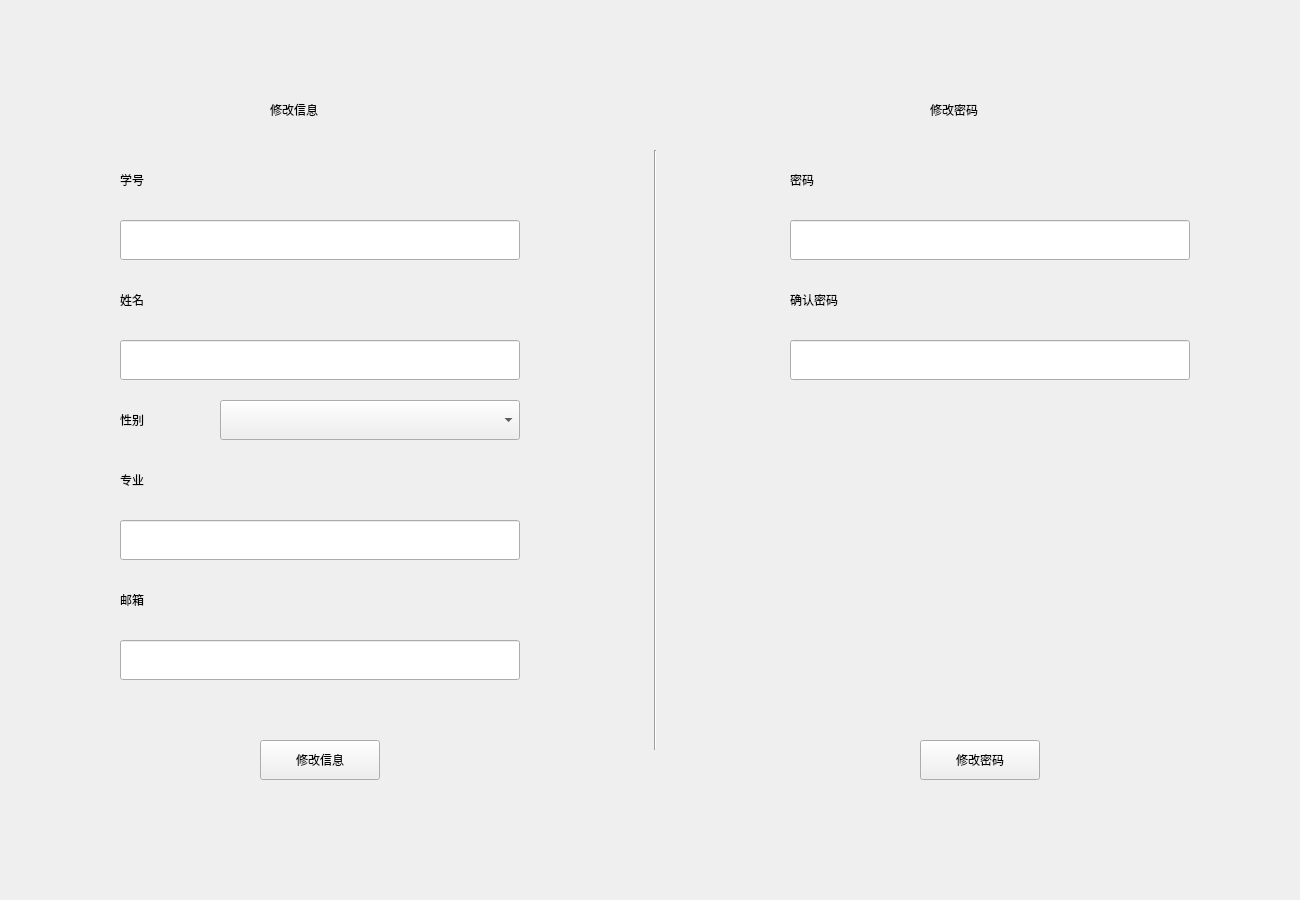
Qt form BMS/view/modifyinfowidget.ui (adventurer-w/Books-Management-System) before a commit.
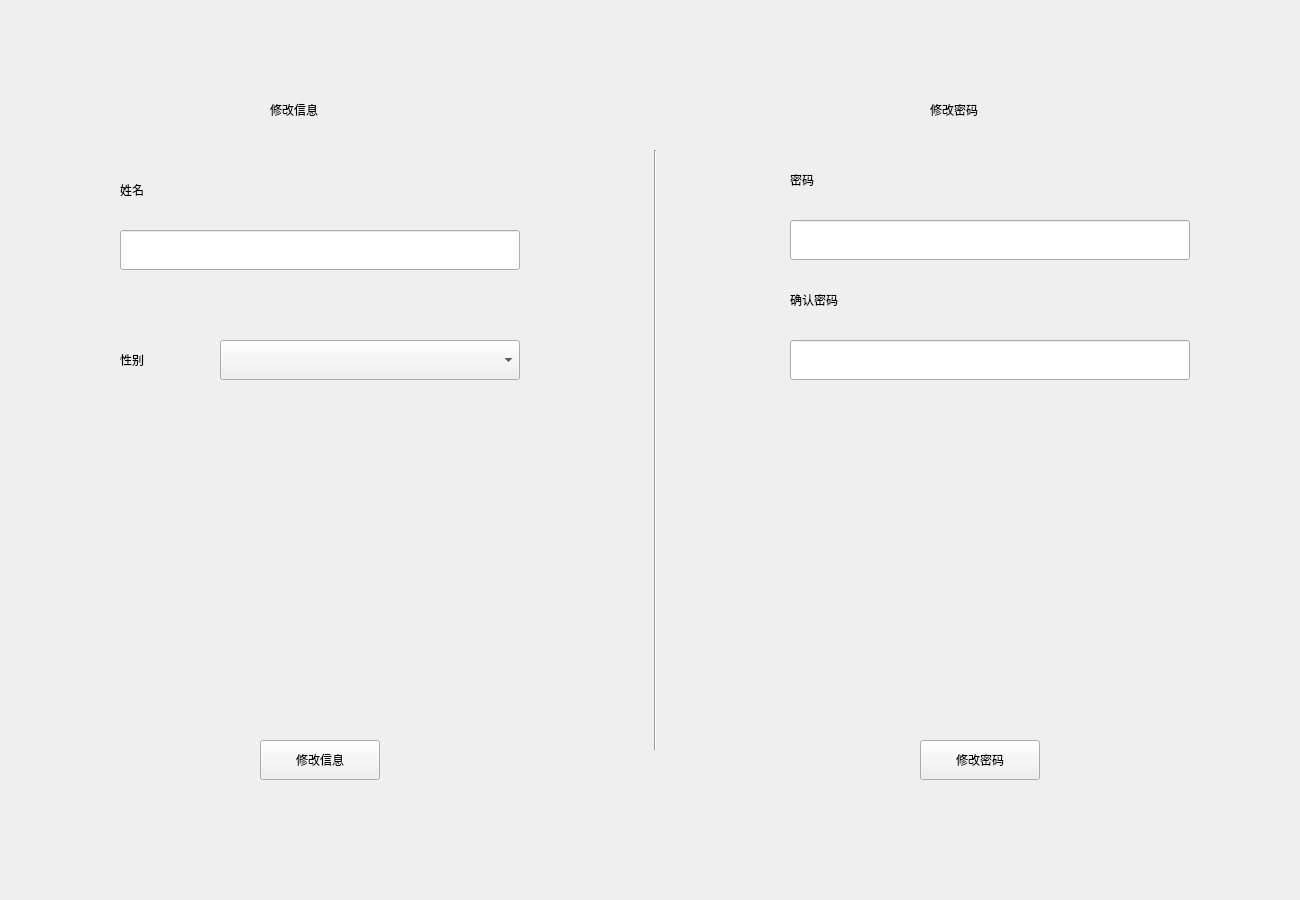
The same form after that commit.

What changed in the file:
```diff
--- a/BMS/view/modifyinfowidget.ui
+++ b/BMS/view/modifyinfowidget.ui
@@ -39,34 +39,11 @@
     <enum>Qt::Vertical</enum>
    </property>
   </widget>
-  <widget class="QLabel" name="lb_number">
-   <property name="geometry">
-    <rect>
-     <x>120</x>
-     <y>160</y>
-     <width>80</width>
-     <height>40</height>
-    </rect>
-   </property>
-   <property name="text">
-    <string>学号</string>
-   </property>
-  </widget>
-  <widget class="QLineEdit" name="line_number">
-   <property name="geometry">
-    <rect>
-     <x>120</x>
-     <y>220</y>
-     <width>400</width>
-     <height>40</height>
-    </rect>
-   </property>
-  </widget>
   <widget class="QLineEdit" name="line_name">
    <property name="geometry">
     <rect>
      <x>120</x>
-     <y>340</y>
+     <y>230</y>
      <width>400</width>
      <height>40</height>
     </rect>
@@ -76,7 +53,7 @@
    <property name="geometry">
     <rect>
      <x>120</x>
-     <y>280</y>
+     <y>170</y>
      <width>80</width>
      <height>40</height>
     </rect>
@@ -89,7 +66,7 @@
    <property name="geometry">
     <rect>
      <x>220</x>
-     <y>400</y>
+     <y>340</y>
      <width>300</width>
      <height>40</height>
     </rect>
@@ -99,7 +76,7 @@
    <property name="geometry">
     <rect>
      <x>120</x>
-     <y>400</y>
+     <y>340</y>
      <width>80</width>
      <height>40</height>
     </rect>
@@ -108,52 +85,6 @@
     <string>性别</string>
    </property>
   </widget>
-  <widget class="QLabel" name="lb_mojor">
-   <property name="geometry">
-    <rect>
-     <x>120</x>
-     <y>460</y>
-     <width>80</width>
-     <height>40</height>
-    </rect>
-   </property>
-   <property name="text">
-    <string>专业</string>
-   </property>
-  </widget>
-  <widget class="QLineEdit" name="line_major">
-   <property name="geometry">
-    <rect>
-     <x>120</x>
-     <y>520</y>
-     <width>400</width>
-     <height>40</height>
-    </rect>
-   </property>
-  </widget>
-  <widget class="QLineEdit" name="line_major_2">
-   <property name="geometry">
-    <rect>
-     <x>120</x>
-     <y>640</y>
-     <width>400</width>
-     <height>40</height>
-    </rect>
-   </property>
-  </widget>
-  <widget class="QLabel" name="lb_mojor_2">
-   <property name="geometry">
-    <rect>
-     <x>120</x>
-     <y>580</y>
-     <width>80</width>
-     <height>40</height>
-    </rect>
-   </property>
-   <property name="text">
-    <string>邮箱</string>
-   </property>
-  </widget>
   <widget class="QPushButton" name="btn_modifyInfo">
    <property name="geometry">
     <rect>
```
